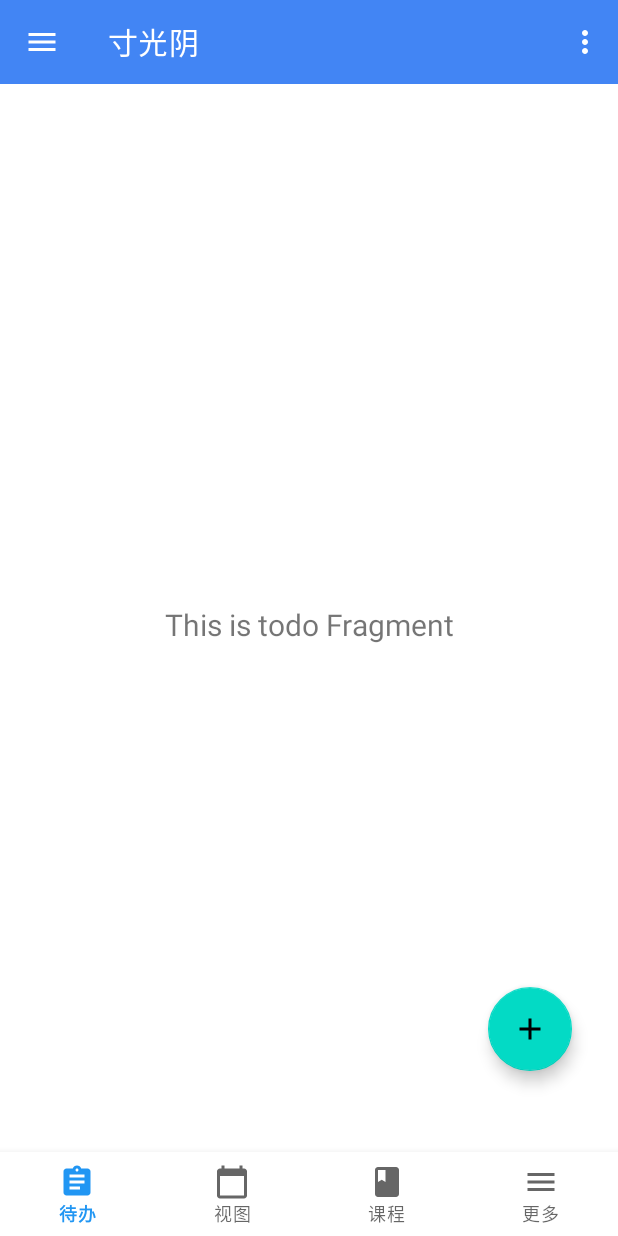
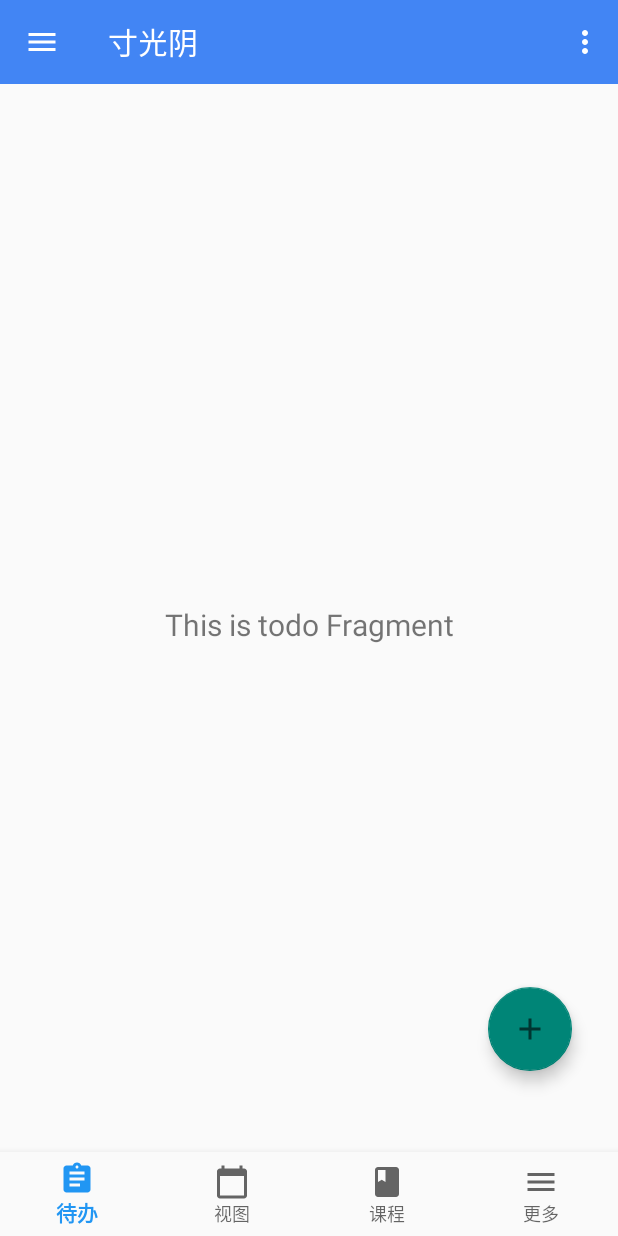
Before and after one commit to hiki-long/BUPTAndroid, an Android app: the screen it shows after launch (MainActivity), on a phone screen of 412 x 824 dp. Run offline under Robolectric (Android 15) with nearby library versions, the phone set to English and light mode, and no system bars; our stand-ins replace Dagger/Hilt's generated code, navigation-ui; libraries missing offline, so code that uses them is left out: com.afollestad.materialdialogs, com.github.dhaval2404.colorpicker.

Commit message:
themes.xml后面主题要加.Bridge,否则无法改Button颜色

```diff
--- a/app/src/main/res/values-night/themes.xml
+++ b/app/src/main/res/values-night/themes.xml
@@ -1,6 +1,6 @@
 <resources xmlns:tools="http://schemas.android.com/tools">
     <!-- Base application theme. -->
-    <style name="Theme.MyApplication" parent="Theme.MaterialComponents.DayNight.NoActionBar">
+    <style name="Theme.MyApplication" parent="Theme.MaterialComponents.DayNight.NoActionBar.Bridge">
         <!-- Primary brand color. -->
         <item name="colorPrimary">@color/blueDark</item>
         <item name="colorPrimaryVariant">@color/blueDark</item>
--- a/app/src/main/res/values/themes.xml
+++ b/app/src/main/res/values/themes.xml
@@ -1,6 +1,6 @@
 <resources xmlns:tools="http://schemas.android.com/tools">
     <!-- Base application theme. -->
-    <style name="Theme.MyApplication" parent="Theme.MaterialComponents.DayNight.NoActionBar">
+    <style name="Theme.MyApplication" parent="Theme.MaterialComponents.DayNight.NoActionBar.Bridge">
         <!-- Primary brand color. -->
         <item name="colorPrimary">@color/blue500</item>
         <item name="colorPrimaryVariant">@color/blue500</item>
```
